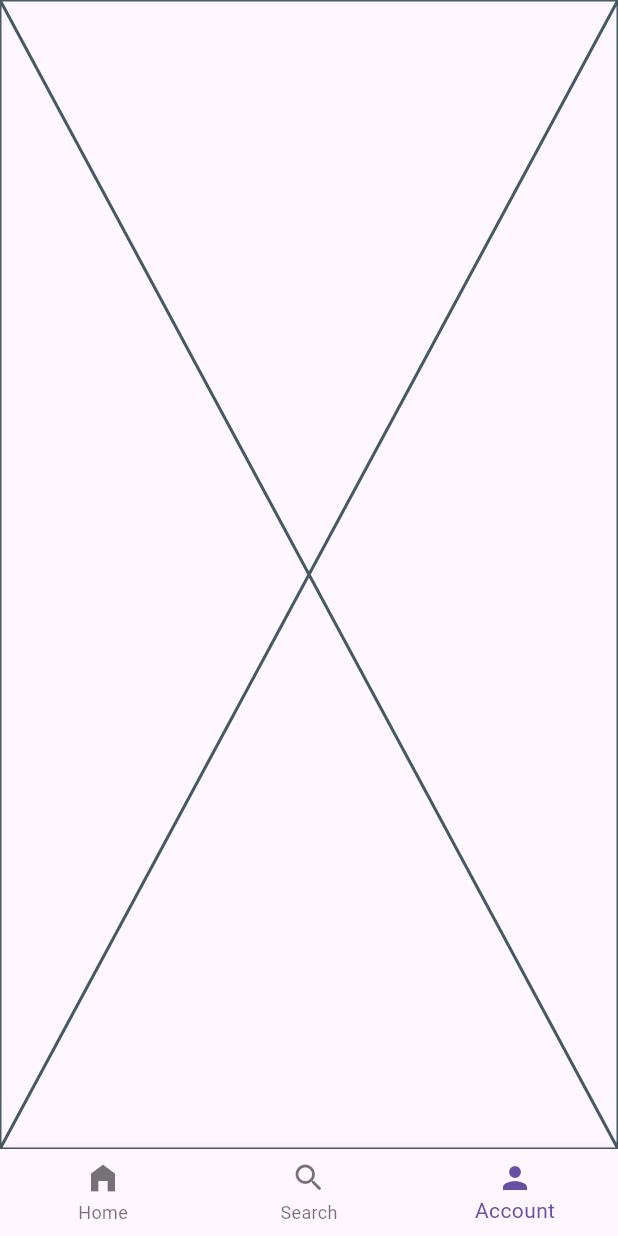
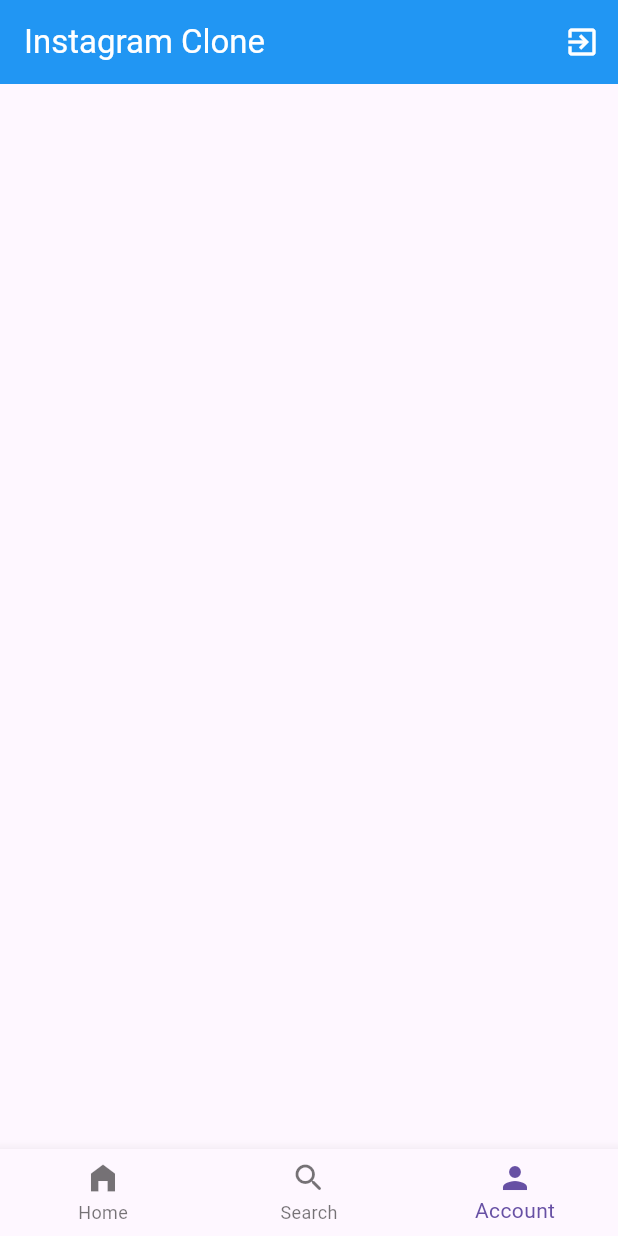
Before and after one commit to TaekkiMin/FlutterStudy-instagram, a Flutter app: the screen it shows after launch, item 3 of the bottom bar chosen, on a phone screen of 412 x 824 dp. Run offline on Flutter 3.47's test engine with Material 3 defaults, Android fonts, the phone set to English and light mode, and no system bars; network calls fail.

Commit message:
feat : 계정 페이지 appbar 생성
appbar 타이틀과 actions을 이용해서 종료 버튼 생성

```diff
--- a/lib/screens/account_screen.dart
+++ b/lib/screens/account_screen.dart
@@ -5,6 +5,20 @@ class AccountPage extends StatelessWidget {
 
   @override
   Widget build(BuildContext context) {
-    return const Placeholder();
+    return Scaffold(
+      appBar: AppBar(
+        title: const Text('Instagram Clone'),
+        backgroundColor: Colors.blue,
+        foregroundColor: Colors.white,
+        actions: [
+          IconButton(
+            onPressed: () {},
+            icon: const Icon(
+              Icons.exit_to_app,
+            ),
+          ),
+        ],
+      ),
+    );
   }
 }
--- a/lib/screens/home_screen.dart
+++ b/lib/screens/home_screen.dart
@@ -17,7 +17,7 @@ class HomePage extends StatelessWidget {
             const Text(
               'Instagram에 오신 것을 환영합니다.',
               style: TextStyle(
-                fontSize: 24,
+                fontSize: 23,
                 fontWeight: FontWeight.w500,
               ),
             ),
```
